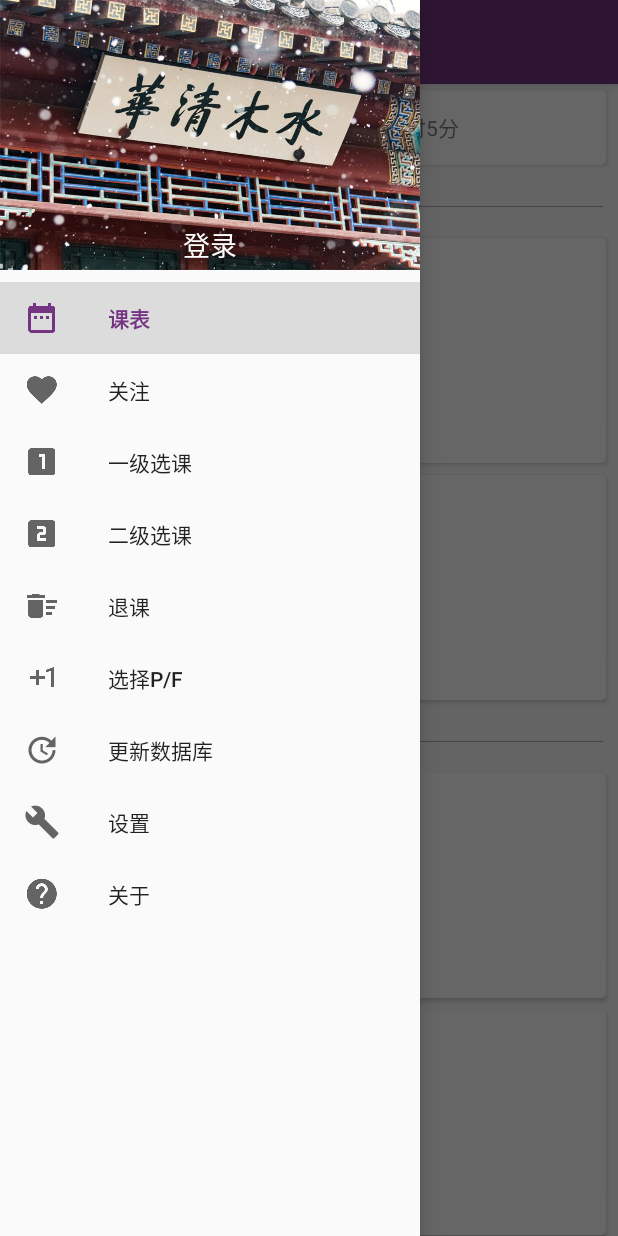
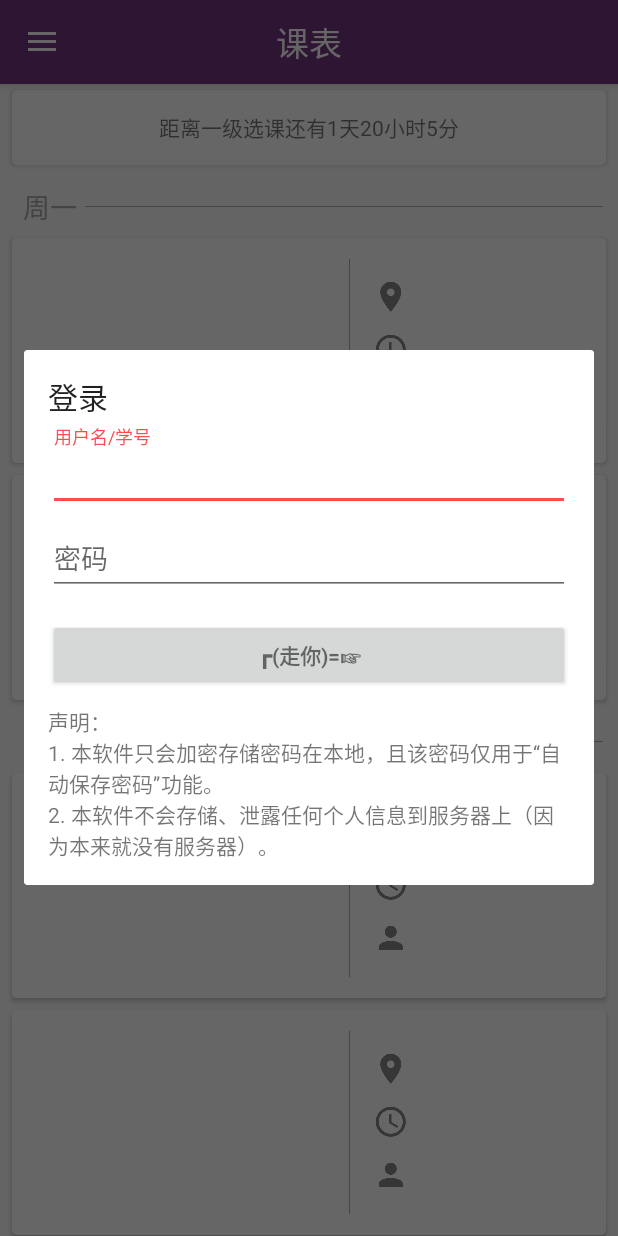
Before and after one commit to xalanq/CourseHelper, an Android app: the screen it shows after launch (MainActivity), after a tap on "登录", on a phone screen of 412 x 824 dp. Run offline under Robolectric (Android 15) with nearby library versions, the phone set to English and light mode, and no system bars; our stand-ins replace ButterKnife; libraries missing offline, so code that uses them is left out: com.xalanq.xthulib; 54 statements that could not run were skipped; 1 other tap on this screen came first.

Commit message:
Add login dialog and updating dialog

```diff
--- /dev/null
+++ b/app/src/main/java/com/xalanq/coursehelper/LoginDialog.java
@@ -0,0 +1,45 @@
+package com.xalanq.coursehelper;
+
+
+import android.app.Dialog;
+import android.content.Context;
+import android.support.annotation.NonNull;
+import android.widget.TextView;
+
+import butterknife.BindView;
+import butterknife.ButterKnife;
+
+/**
+ * Author: xalanq
+ * Email: xalanq@gmail.com
+ * CopyRight © 2018 by xalanq. All Rights Reserved.
+ */
+
+public class LoginDialog extends Dialog {
+
+    @BindView(R.id.title) TextView title;
+
+    boolean active;
+    String username;
+
+    public LoginDialog(@NonNull Context context) {
+        super(context);
+        setContentView(R.layout.login);
+
+        ButterKnife.bind(this);
+    }
+
+    @Override
+    public void setTitle(int titleId) {
+        super.setTitle(titleId);
+        title.setText(titleId);
+    }
+
+    public boolean isActive() {
+        return active;
+    }
+
+    public String getUsername() {
+        return username;
+    }
+}
--- a/app/src/main/java/com/xalanq/coursehelper/MainActivity.java
+++ b/app/src/main/java/com/xalanq/coursehelper/MainActivity.java
@@ -1,5 +1,7 @@
 package com.xalanq.coursehelper;
 
+import android.app.ProgressDialog;
+import android.content.DialogInterface;
 import android.os.Bundle;
 import android.os.Handler;
 import android.support.design.widget.NavigationView;
@@ -7,6 +9,7 @@ import android.support.v4.app.FragmentTransaction;
 import android.support.v4.view.GravityCompat;
 import android.support.v4.widget.DrawerLayout;
 import android.support.v7.app.ActionBarDrawerToggle;
+import android.support.v7.app.AlertDialog;
 import android.support.v7.widget.Toolbar;
 import android.view.MenuItem;
 import android.view.View;
@@ -33,6 +36,7 @@ public class MainActivity extends BasicActivity
     private FragmentAllocator fragmentAllocator;
     private BasicFragment currentFragment;
     private boolean doubleClickToExitPressOnce = false;
+    private LoginDialog loginDialog;
 
 
     @Override
@@ -55,12 +59,36 @@ public class MainActivity extends BasicActivity
     private void setNavigation() {
         navigationView.getMenu().findItem(R.id.main_navigation_kebiao).setChecked(true);
         final TextView username = navigationView.getHeaderView(0).findViewById(R.id.main_navigation_username);
-        username.setText(R.string.main_navigation_login);
+        if (loginDialog != null && loginDialog.isActive())
+            username.setText(getString(R.string.main_navigation_username1) + loginDialog.getUsername() + getString(R.string.main_navigation_username2));
+        else
+            username.setText(R.string.main_navigation_login);
         username.setClickable(true);
         username.setOnClickListener(new View.OnClickListener() {
             @Override
             public void onClick(View v) {
-                Toast.makeText(BasicApplication.getContext(), R.string.main_navigation_login, Toast.LENGTH_SHORT).show();
+                if (loginDialog == null || !loginDialog.isActive()) {
+                    if (loginDialog == null) {
+                        loginDialog = new LoginDialog(MainActivity.this);
+                        loginDialog.setTitle(R.string.login_title);
+                    }
+                    loginDialog.show();
+                }
+                else {
+                    new AlertDialog.Builder(MainActivity.this)
+                        .setTitle(R.string.main_navigation_logout)
+                        .setMessage(R.string.logout_message)
+                        .setPositiveButton(R.string.logout_positive, new DialogInterface.OnClickListener() {
+                            @Override
+                            public void onClick(DialogInterface dialog, int which) {
+                                loginDialog = null;
+                                username.setText(R.string.main_navigation_login);
+                            }
+                        })
+                        .setNegativeButton(R.string.logout_negative, null)
+                        .show();
+                }
+                drawerLayout.closeDrawer(GravityCompat.START);
             }
         });
     }
@@ -87,6 +115,21 @@ public class MainActivity extends BasicActivity
         fragmentTransaction.show(fragment);
         fragmentTransaction.commit();
         toolbarTitle.setText(fragment.getName());
+    }
+
+    private void updateData() {
+        final ProgressDialog dialog = new ProgressDialog(this);
+        dialog.setTitle(R.string.main_dialog_update_title);
+        dialog.setMessage(getString(R.string.main_updating));
+        dialog.setCancelable(false);
+        dialog.show();
+        Toast.makeText(BasicApplication.getContext(), "更新数据", Toast.LENGTH_SHORT).show();
+        new Handler().postDelayed(new Runnable() {
+            @Override
+            public void run() {
+                dialog.cancel();
+            }
+        }, 4000);
     }
 
     @Override
@@ -119,9 +162,21 @@ public class MainActivity extends BasicActivity
         else if (id == R.id.main_navigation_about) {
             switchFragment(fragmentAllocator.getAbout());
         }
+        else if (id == R.id.main_navigation_update) {
+            new AlertDialog.Builder(this)
+                .setTitle(R.string.main_dialog_update_title)
+                .setMessage(R.string.main_dialog_update_message)
+                .setPositiveButton(R.string.main_dialog_update_positive, new DialogInterface.OnClickListener() {
+                    @Override
+                    public void onClick(DialogInterface dialog, int which) {
+                        updateData();
+                    }
+                })
+                .setNegativeButton(R.string.main_dialog_update_negative, null)
+                .show();
+        }
         drawerLayout.closeDrawer(GravityCompat.START);
         return true;
     }
 
-
 }
--- /dev/null
+++ b/app/src/main/res/layout/login.xml
@@ -0,0 +1,61 @@
+<?xml version="1.0" encoding="utf-8"?>
+<LinearLayout xmlns:android="http://schemas.android.com/apk/res/android"
+    android:orientation="vertical" android:layout_width="match_parent"
+    android:layout_height="match_parent"
+    android:padding="16dp">
+
+    <TextView
+        android:id="@+id/title"
+        android:layout_width="match_parent"
+        android:layout_height="wrap_content"
+        android:layout_marginBottom="5dp"
+        style="@style/TextAppearance.AppCompat.Title"/>
+
+    <android.support.design.widget.TextInputLayout
+        android:layout_width="match_parent"
+        android:layout_height="wrap_content">
+
+        <AutoCompleteTextView
+            android:id="@+id/username"
+            android:layout_width="match_parent"
+            android:layout_height="wrap_content"
+            android:hint="@string/login_username"
+            android:maxLines="1"
+            android:singleLine="true"
+            android:imeOptions="actionNext"/>
+
+    </android.support.design.widget.TextInputLayout>
+
+    <android.support.design.widget.TextInputLayout
+        android:layout_width="match_parent"
+        android:layout_height="wrap_content">
+
+        <EditText
+            android:id="@+id/password"
+            android:layout_width="match_parent"
+            android:layout_height="wrap_content"
+            android:hint="@string/login_password"
+            android:imeOptions="actionDone"
+            android:inputType="textPassword"
+            android:maxLines="1"
+            android:singleLine="true" />
+
+    </android.support.design.widget.TextInputLayout>
+
+    <Button
+        android:id="@+id/sign_in"
+        style="?android:textAppearanceSmall"
+        android:layout_width="match_parent"
+        android:layout_height="wrap_content"
+        android:layout_marginTop="16dp"
+        android:text="@string/login_sign_in"
+        android:textStyle="bold" />
+
+    <TextView
+        android:id="@+id/declaration"
+        android:layout_width="match_parent"
+        android:layout_height="wrap_content"
+        android:paddingTop="10dp"
+        android:text="@string/login_declaration"/>
+
+</LinearLayout>
--- a/app/src/main/res/menu/main_navigation.xml
+++ b/app/src/main/res/menu/main_navigation.xml
@@ -29,10 +29,12 @@
         <item
             android:id="@+id/main_navigation_update"
             android:icon="@drawable/ic_update"
+            android:checkable="false"
             android:title="@string/main_navigation_menu_update"/>
         <item
             android:id="@+id/main_navigation_settings"
             android:icon="@drawable/ic_build"
+            android:checkable="false"
             android:title="@string/main_navigation_menu_settings"/>
         <item
             android:id="@+id/main_navigation_about"
--- a/app/src/main/res/values/strings.xml
+++ b/app/src/main/res/values/strings.xml
@@ -24,7 +24,25 @@
     <string name="main_navigation_menu_about">关于</string>
     <string name="main_navigation_login">登录</string>
     <string name="main_navigation_logout">注销</string>
+    <string name="main_navigation_username1">萌萌哒的</string>
+    <string name="main_navigation_username2">~</string>
 
+    <string name="login_title">登录</string>
+    <string name="login_username">用户名/学号</string>
+    <string name="login_password">密码</string>
+    <string name="login_sign_in">┏(走你)=☞</string>
+    <string name="login_declaration">声明：\n1. 本软件只会加密存储密码在本地，且该密码仅用于“自动保存密码”功能。\n2. 本软件不会存储、泄露任何个人信息到服务器上（因为本来就没有服务器）。</string>
+
+    <string name="logout_message">你确定要退出当前账号吗？</string>
+    <string name="logout_positive">嗯...</string>
+    <string name="logout_negative">不！手残！</string>
+
+    <string name="main_dialog_update_title">更新所有课程数据</string>
+    <string name="main_dialog_update_message">是否要更新所有课程的数据？这可能会花费较长时间。</string>
+    <string name="main_dialog_update_positive">更新</string>
+    <string name="main_dialog_update_negative">取消</string>
+
+    <string name="main_updating">更新中</string>
     <string name="main_double_click_to_exit">再按一次退出</string>
 
 </resources>
```
